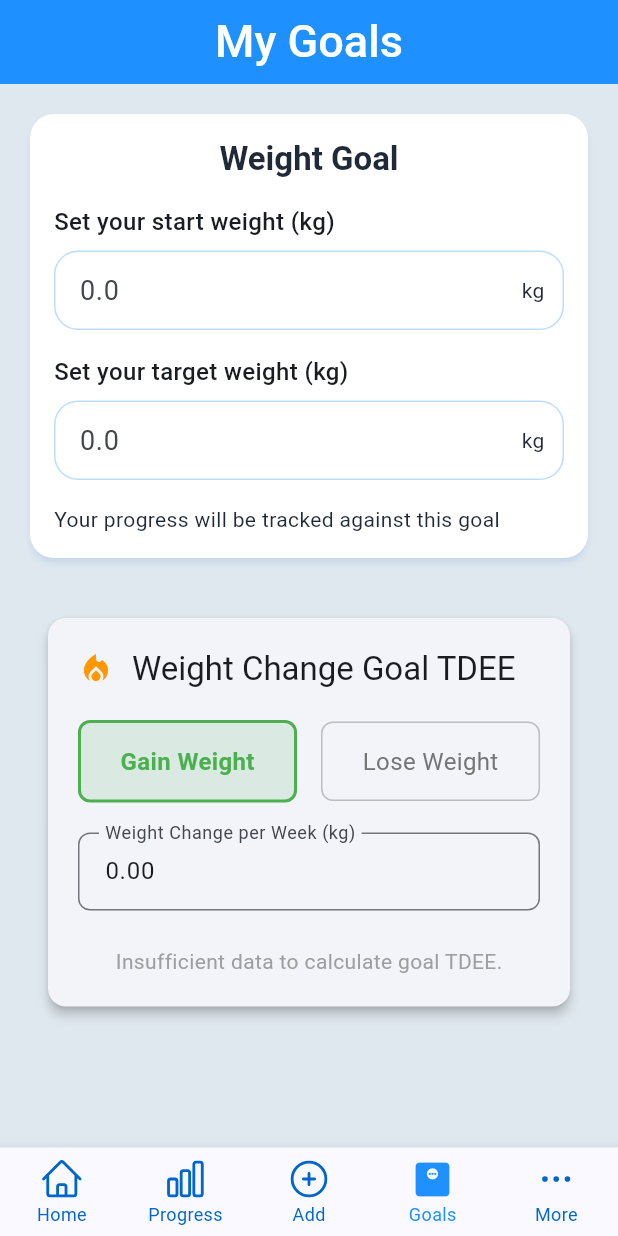
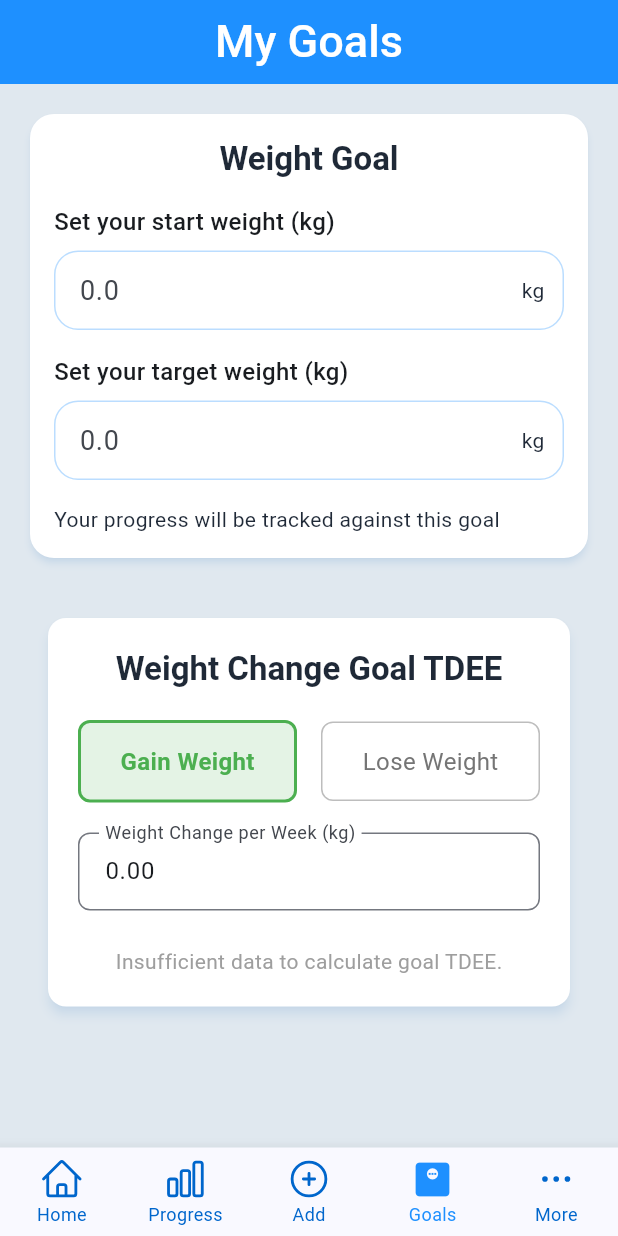
Before and after one commit to Barryrn/weighttracker, a Flutter app: the screen it shows after launch, item 4 of the bottom bar chosen, on a phone screen of 412 x 824 dp. Run offline on Flutter 3.47's test engine with Material 3 defaults, Android fonts, the phone set to English and light mode, and no system bars; our stand-ins replace fl_chart, flutter_riverpod, google_fonts, heroicons, image_gallery_saver, image_picker and 3 more; missing offline and left inert: health; accounts and stored records are empty.

Commit message:
Ui Updates- image galery and some widgets

```diff
--- a/lib/Widget/tdee/weight_change_tdee_goal_widget.dart
+++ b/lib/Widget/tdee/weight_change_tdee_goal_widget.dart
@@ -3,6 +3,7 @@ import 'package:flutter/services.dart';
 import 'package:flutter_riverpod/flutter_riverpod.dart';
 import 'package:weigthtracker/ViewModel/weight_change_tdee_goal_provider.dart';
 import 'package:weigthtracker/ViewModel/unit_conversion_provider.dart';
+import 'package:weigthtracker/theme.dart';
 
 class WeightChangeGoalTDEEWidget extends ConsumerStatefulWidget {
   const WeightChangeGoalTDEEWidget({Key? key}) : super(key: key);
@@ -111,6 +112,8 @@ class _WeightChangeGoalTDEEWidgetState
         });
       },
       child: Card(
+        shadowColor: AppColors.primary.withOpacity(0.2),
+        color: AppColors.card,
         elevation: 3,
         margin: const EdgeInsets.all(16),
         shape: RoundedRectangleBorder(borderRadius: BorderRadius.circular(12)),
@@ -118,23 +121,19 @@ class _WeightChangeGoalTDEEWidgetState
           padding: const EdgeInsets.all(20),
           child: Column(
             mainAxisSize: MainAxisSize.min,
-            crossAxisAlignment: CrossAxisAlignment.start,
+            crossAxisAlignment: CrossAxisAlignment.center,
             children: [
-              Row(
-                children: [
-                  const Icon(Icons.local_fire_department, color: Colors.orange),
-                  const SizedBox(width: 12),
-                  Flexible(
-                    child: Text(
-                      'Weight Change Goal TDEE',
-                      style: theme.textTheme.titleLarge?.copyWith(
-                        fontWeight: FontWeight.w400,
-                      ),
-                      overflow: TextOverflow.clip,
-                    ),
+              Flexible(
+                child: Text(
+                  'Weight Change Goal TDEE',
+                  style: Theme.of(context).textTheme.titleLarge?.copyWith(
+                    color: AppColors.textPrimary,
+                    fontWeight: FontWeight.bold,
                   ),
-                ],
+                  overflow: TextOverflow.clip,
+                ),
               ),
+
               const SizedBox(height: 20),
 
               // Buttons for Gain / Lose Weight
@@ -257,7 +256,8 @@ class _WeightChangeGoalTDEEWidgetState
                   width: double.infinity,
                   padding: const EdgeInsets.all(16),
                   decoration: BoxDecoration(
-                    color: theme.colorScheme.primary.withOpacity(0.05),
+                    color: AppColors.background1,
+
                     borderRadius: BorderRadius.circular(10),
                   ),
                   child: Column(
--- a/lib/Widget/tdee/weight_change_tdee_widget.dart
+++ b/lib/Widget/tdee/weight_change_tdee_widget.dart
@@ -1,5 +1,6 @@
 import 'package:flutter/material.dart';
 import 'package:flutter_riverpod/flutter_riverpod.dart';
+import 'package:weigthtracker/theme.dart';
 import '../../ViewModel/weight_change_tdee_provider.dart';
 
 /// A widget that displays the TDEE calculated based on weight change and calorie intake.
@@ -32,7 +33,10 @@ class WeightChangeTDEEWidget extends ConsumerWidget {
                 const SizedBox(width: 8),
                 Text(
                   'Weight Change TDEE',
-                  style: Theme.of(context).textTheme.titleLarge,
+                  style: Theme.of(context).textTheme.titleLarge?.copyWith(
+                    color: AppColors.textPrimary,
+                    fontWeight: FontWeight.bold,
+                  ),
                 ),
               ],
             ),
```
Also changed, not shown: lib/View/image_gallery_view.dart (+59 -9 lines).
